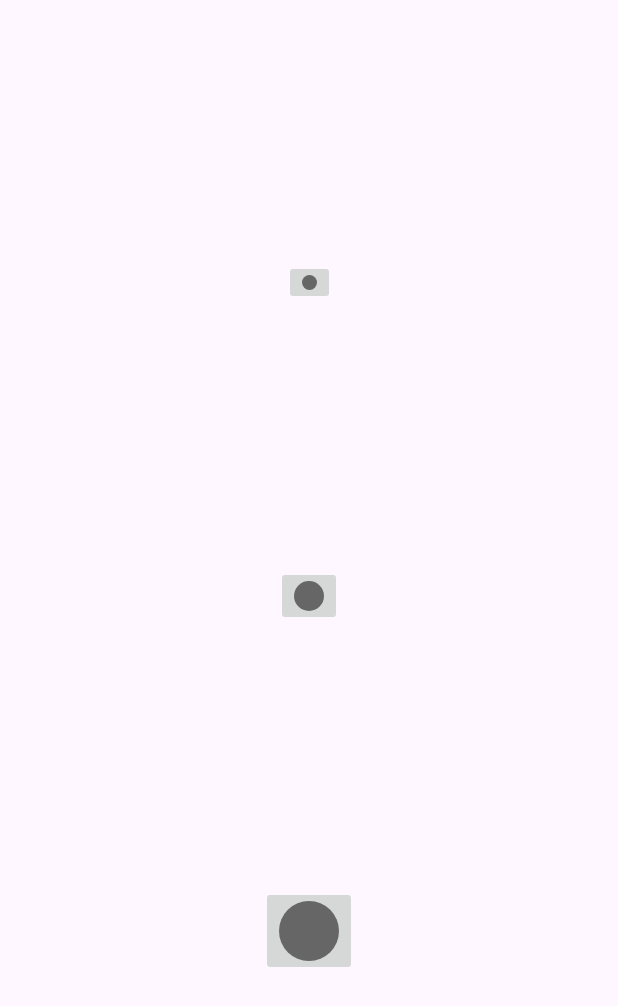
After one commit to demirtasm/kids-drawing-app, an Android app: the layout dialog_brush_size.xml on its own in the app's theme, with its tools: preview values and no code run, on a phone screen of 412 x 824 dp. The commit adds this screen. Shown: the top 1006 px of the screen. Run offline under Robolectric (Android 15) with nearby library versions, the phone set to English and light mode, and no system bars.

Commit message:
prepering the brush size

```diff
--- /dev/null
+++ b/app/src/main/res/drawable/large.xml
@@ -0,0 +1,5 @@
+<?xml version="1.0" encoding="utf-8"?>
+<shape xmlns:android="http://schemas.android.com/apk/res/android" android:shape="oval" android:dither="true">
+    <size android:height="40dp" android:width="40dp"/>
+    <solid android:color="#FF666666"/>
+</shape>
--- /dev/null
+++ b/app/src/main/res/drawable/medium.xml
@@ -0,0 +1,5 @@
+<?xml version="1.0" encoding="utf-8"?>
+<shape xmlns:android="http://schemas.android.com/apk/res/android" android:shape="oval" android:dither="true">
+    <size android:height="20dp" android:width="20dp"/>
+    <solid android:color="#FF666666"/>
+</shape>
--- /dev/null
+++ b/app/src/main/res/drawable/small.xml
@@ -0,0 +1,5 @@
+<?xml version="1.0" encoding="utf-8"?>
+<shape xmlns:android="http://schemas.android.com/apk/res/android" android:shape="oval" android:dither="true">
+<size android:height="10dp" android:width="10dp"/>
+    <solid android:color="#FF666666"/>
+</shape>
--- /dev/null
+++ b/app/src/main/res/layout/dialog_brush_size.xml
@@ -0,0 +1,40 @@
+<?xml version="1.0" encoding="utf-8"?>
+<androidx.constraintlayout.widget.ConstraintLayout xmlns:android="http://schemas.android.com/apk/res/android"
+    android:layout_width="match_parent"
+    android:layout_height="match_parent"
+    xmlns:app="http://schemas.android.com/apk/res-auto">
+
+    <ImageButton
+        android:id="@+id/ib_small_brush"
+        android:layout_width="wrap_content"
+        android:layout_height="wrap_content"
+        android:contentDescription="image"
+        android:src="@drawable/small"
+        app:layout_constraintTop_toTopOf="parent"
+        app:layout_constraintLeft_toLeftOf="parent"
+        app:layout_constraintRight_toRightOf="parent"
+        app:layout_constraintBottom_toTopOf="@+id/ib_medium_brush"/>
+
+    <ImageButton
+        android:id="@+id/ib_medium_brush"
+        android:layout_width="wrap_content"
+        android:layout_height="wrap_content"
+        android:contentDescription="image"
+        android:src="@drawable/medium"
+        app:layout_constraintTop_toBottomOf="@id/ib_small_brush"
+        app:layout_constraintLeft_toLeftOf="parent"
+        app:layout_constraintRight_toRightOf="parent"
+        app:layout_constraintBottom_toTopOf="@+id/ib_large_brush"/>
+
+    <ImageButton
+        android:id="@+id/ib_large_brush"
+        android:layout_width="wrap_content"
+        android:layout_height="wrap_content"
+        android:contentDescription="image"
+        android:src="@drawable/large"
+        app:layout_constraintTop_toBottomOf="@id/ib_medium_brush"
+        app:layout_constraintLeft_toLeftOf="parent"
+        app:layout_constraintRight_toRightOf="parent"
+        app:layout_constraintBottom_toBottomOf="parent"/>
+
+</androidx.constraintlayout.widget.ConstraintLayout>
```
Also changed, not shown: app/src/main/java/com/example/kidsdrawingapp/DrawingView.kt (+7 -1 lines), app/src/main/java/com/example/kidsdrawingapp/MainActivity.kt (+37 -3 lines), app/src/main/res/layout/activity_main.xml (+12 -3 lines), app/src/main/res/drawable/ic_brush.png (added).
